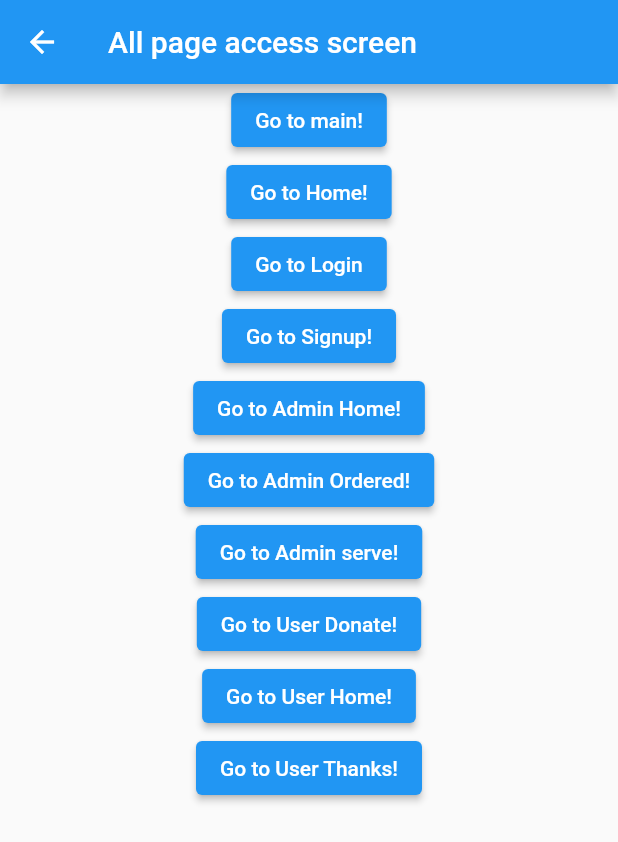
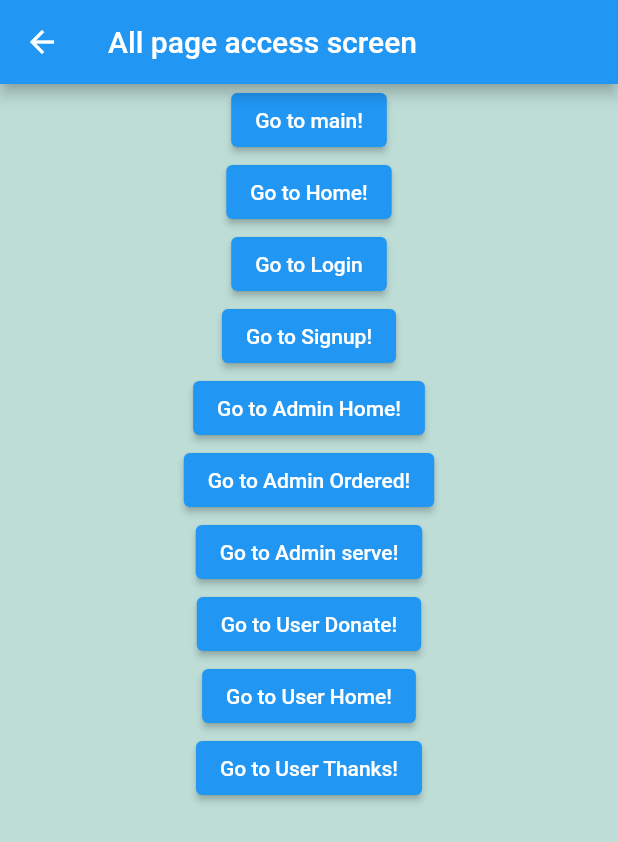
Before and after one commit to ps428/AMY, a Flutter app: the AllScreen screen opened by its route, on a phone screen of 412 x 824 dp. Shown: the top 842 px of the screen. Run offline on Flutter 3.47's test engine with Material 2 defaults, Android fonts, the phone set to English and light mode, and no system bars.

Commit message:
Added colors file

```diff
--- a/Flutter/amy/lib/all.dart
+++ b/Flutter/amy/lib/all.dart
@@ -1,3 +1,4 @@
+import 'package:amy/constants.dart';
 import 'package:flutter/material.dart';
 
 class AllScreen extends StatelessWidget {
@@ -6,8 +7,10 @@ class AllScreen extends StatelessWidget {
   @override
   Widget build(BuildContext context) {
     return Scaffold(
+        backgroundColor: pista,
         appBar: AppBar(
           title: const Text('All page access screen'),
+          // backgroundColor: pista,
         ),
         body: Center(
           child: Column(children: [
```
Also changed, not shown: Flutter/amy/lib/constants.dart (added, +9 -0 lines).
